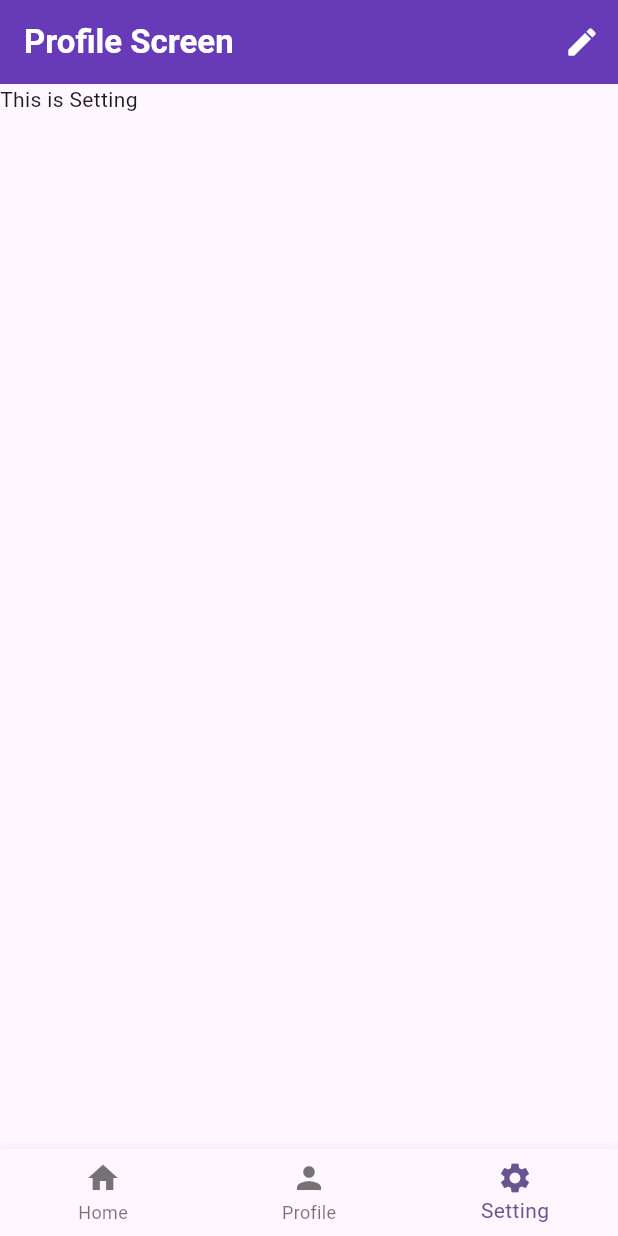
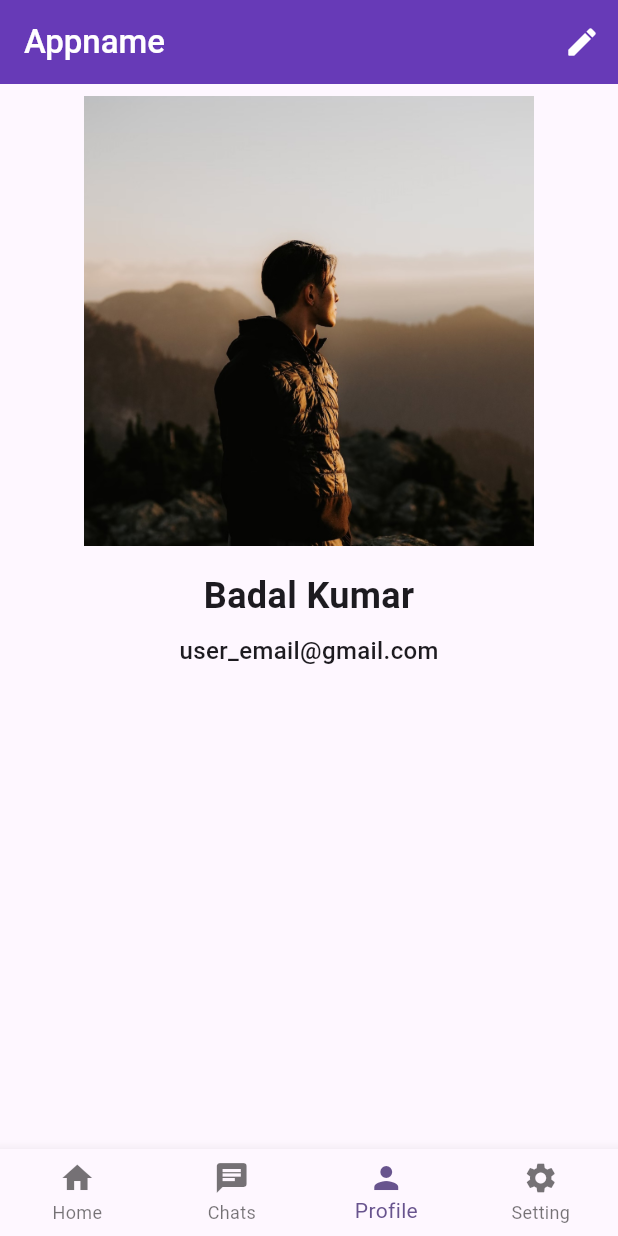
Before and after one commit to xbadal/Flutter-Tranning, a Flutter app: the screen it shows after launch, item 3 of the bottom bar chosen, after a tap on the "edit" icon, on a phone screen of 412 x 824 dp. Run offline on Flutter 3.47's test engine with Material 3 defaults, Android fonts, the light colour scheme and no system bars.

Commit message:
Setting pages/custom Widget/code reuse

```diff
--- a/profile_screen/lib/home_page.dart
+++ /dev/null
@@ -1,14 +0,0 @@
-import 'package:flutter/material.dart';
-
-class HomePage extends StatelessWidget {
-  const HomePage({super.key});
-
-  @override
-  Widget build(BuildContext context) {
-    return Container(
-      alignment: Alignment.center,
-      color: Colors.lightBlue,
-      child: Text("This is Home"),
-    );
-  }
-}
--- a/profile_screen/lib/main.dart
+++ b/profile_screen/lib/main.dart
@@ -1,5 +1,5 @@
 import 'package:flutter/material.dart';
-import 'package:profile_screen/profile_screen.dart';
+import 'package:profile_screen/screen/main/main_screen.dart';
 
 void main() {
   runApp(const MyApp());
@@ -18,7 +18,7 @@ class MyApp extends StatelessWidget {
         colorScheme: ColorScheme.fromSeed(seedColor: Colors.deepPurple),
         useMaterial3: true,
       ),
-      home:  ProfileScreen(),
+      home: MainScreen(),
     );
   }
 }
--- a/profile_screen/lib/profile_screen.dart
+++ /dev/null
@@ -1,105 +0,0 @@
-import 'package:flutter/material.dart';
-import 'package:profile_screen/home_page.dart';
-
-class ProfileScreen extends StatefulWidget {
-  ProfileScreen({super.key});
-
-  @override
-  State<ProfileScreen> createState() => _ProfileScreenState();
-}
-
-class _ProfileScreenState extends State<ProfileScreen> {
-  int pageIndex = 0;
-
-  @override
-  Widget build(BuildContext context) {
-    return Scaffold(
-      appBar: AppBar(
-        title: const Text(
-          "Profile Screen",
-          style: TextStyle(color: Colors.white, fontWeight: FontWeight.w600),
-        ),
-        backgroundColor: Colors.deepPurple,
-        actions: [
-          IconButton(
-              onPressed: () {
-                print("Edit Icons Pressed");
-              },
-              icon: const Icon(
-                Icons.edit_rounded,
-                color: Colors.white,
-                size: 24.0,
-              ))
-        ],
-      ),
-      body: _getPage(),
-      bottomNavigationBar: BottomNavigationBar(
-          currentIndex: pageIndex,
-          onTap: (int index) {
-            print('Selected Index======================== $index');
-
-            setState(() {
-              pageIndex = index;
-            });
-          },
-          items: const [
-            BottomNavigationBarItem(icon: Icon(Icons.home), label: "Home"),
-            // BottomNavigationBarItem(icon: Icon(Icons.chat), label: "Chats"),
-            BottomNavigationBarItem(icon: Icon(Icons.person), label: "Profile"),
-            BottomNavigationBarItem(icon: Icon(Icons.settings), label: "Setting"),
-          ]),
-    );
-  }
-
-  Widget _getPage() {
-    switch (pageIndex) {
-      case 0:
-        return HomePage();
-      case 1:
-        return Container(
-          width: MediaQuery.of(context).size.width,
-          padding: const EdgeInsets.all(8.0),
-          child: Column(
-            // mainAxisAlignment: MainAxisAlignment.center,
-            crossAxisAlignment: CrossAxisAlignment.center,
-            children: [
-              Image.asset(
-                "assets/user.jpeg",
-                height: 300,
-                width: 300,
-                fit: BoxFit.cover,
-              ),
-              const SizedBox(
-                height: 16.0,
-              ),
-              const Text(
-                "Badal Kumar",
-                style: TextStyle(fontSize: 24.0, fontWeight: FontWeight.bold),
-              ),
-              const SizedBox(
-                height: 8.0,
-              ),
-              const Text(
-                "user_email@gmail.com",
-                style: TextStyle(fontSize: 16.0, fontWeight: FontWeight.w500),
-              )
-            ],
-          ),
-        );
-      case 2:
-        return Container(
-          child: Text("This is Setting"),
-        );
-      default:
-        return Container(
-          child: Text("This is home"),
-        );
-    }
-  }
-
-  Widget _home() {
-    return Container(
-      child: Text("This is home"),
-    );
-  }
-}
--- /dev/null
+++ b/profile_screen/lib/screen/home/home_page.dart
@@ -0,0 +1,31 @@
+import 'package:flutter/material.dart';
+
+class HomePage extends StatelessWidget {
+  const HomePage({super.key});
+
+  @override
+  Widget build(BuildContext context) {
+    return Container(
+      alignment: Alignment.center,
+      child: Container(
+        padding: EdgeInsets.all(16.0),
+        child: Column(
+          children: [
+            SizedBox(
+              width: 200,
+              height: 60,
+              child: TextButton(
+                onPressed: () {},
+                style: TextButton.styleFrom(backgroundColor: Colors.deepPurple),
+                child: const Text(
+                  "Buttons",
+                  style: TextStyle(color: Colors.white),
+                ),
+              ),
+            ),
+          ],
+        ),
+      ),
+    );
+  }
+}
--- /dev/null
+++ b/profile_screen/lib/screen/main/main_screen.dart
@@ -0,0 +1,80 @@
+import 'package:flutter/material.dart';
+import 'package:profile_screen/screen/home/home_page.dart';
+import 'package:profile_screen/screen/profile/profile_screen.dart';
+
+import '../setting/settings_page.dart';
+
+class MainScreen extends StatefulWidget {
+  const MainScreen({super.key});
+
+  @override
+  State<MainScreen> createState() => _MainScreenState();
+}
+
+class _MainScreenState extends State<MainScreen> {
+  int pageIndex = 0;
+
+  @override
+  Widget build(BuildContext context) {
+    return Scaffold(
+      appBar: AppBar(
+        title: const Text(
+          "Appname",
+          style: TextStyle(color: Colors.white, fontWeight: FontWeight.w500),
+        ),
+        backgroundColor: Colors.deepPurple,
+        actions: [
+          IconButton(
+              onPressed: () {
+                print("Edit Icons Pressed");
+              },
+              icon: const Icon(
+                Icons.edit_rounded,
+                color: Colors.white,
+                size: 24.0,
+              ))
+        ],
+      ),
+      body: _getPage(),
+      bottomNavigationBar: BottomNavigationBar(
+          type: BottomNavigationBarType.fixed,
+          currentIndex: pageIndex,
+          onTap: (int index) {
+            setState(() {
+              pageIndex = index;
+            });
+          },
+          items: const [
+            BottomNavigationBarItem(icon: Icon(Icons.home), label: "Home"),
+            BottomNavigationBarItem(icon: Icon(Icons.chat), label: "Chats"),
+            BottomNavigationBarItem(icon: Icon(Icons.person), label: "Profile"),
+            BottomNavigationBarItem(icon: Icon(Icons.settings), label: "Setting"),
+          ]),
+    );
+  }
+
+  Widget _getPage() {
+    switch (pageIndex) {
+      case 0:
+        return const HomePage();
+      case 1:
+        return Container(
+          alignment: Alignment.center,
+          child: const Text("This is Chat"),
+        );
+
+      case 2:
+        return const ProfileScreen();
+      case 3:
+        return Container(
+          alignment: Alignment.center,
+          child: SettingsPage(),
+        );
+      default:
+        return Container(
+          alignment: Alignment.center,
+          child: const Text("This is home"),
+        );
+    }
+  }
+}
--- /dev/null
+++ b/profile_screen/lib/screen/profile/profile_screen.dart
@@ -0,0 +1,39 @@
+import 'package:flutter/material.dart';
+
+class ProfileScreen extends StatelessWidget {
+  const ProfileScreen({super.key});
+
+  @override
+  Widget build(BuildContext context) {
+    return Container(
+      width: MediaQuery.of(context).size.width,
+      padding: const EdgeInsets.all(8.0),
+      child: Column(
+        // mainAxisAlignment: MainAxisAlignment.center,
+        crossAxisAlignment: CrossAxisAlignment.center,
+        children: [
+          Image.asset(
+            "assets/user.jpeg",
+            height: 300,
+            width: 300,
+            fit: BoxFit.cover,
+          ),
+          const SizedBox(
+            height: 16.0,
+          ),
+          const Text(
+            "Badal Kumar",
+            style: TextStyle(fontSize: 24.0, fontWeight: FontWeight.bold),
+          ),
+          const SizedBox(
+            height: 8.0,
+          ),
+          const Text(
+            "user_email@gmail.com",
+            style: TextStyle(fontSize: 16.0, fontWeight: FontWeight.w500),
+          )
+        ],
+      ),
+    );
+  }
+}
```
Also changed, not shown: profile_screen/lib/screen/setting/settings_page.dart (added, +63 -0 lines), profile_screen/lib/screen/setting/widget/setting_row_widget.dart (added, +33 -0 lines).
